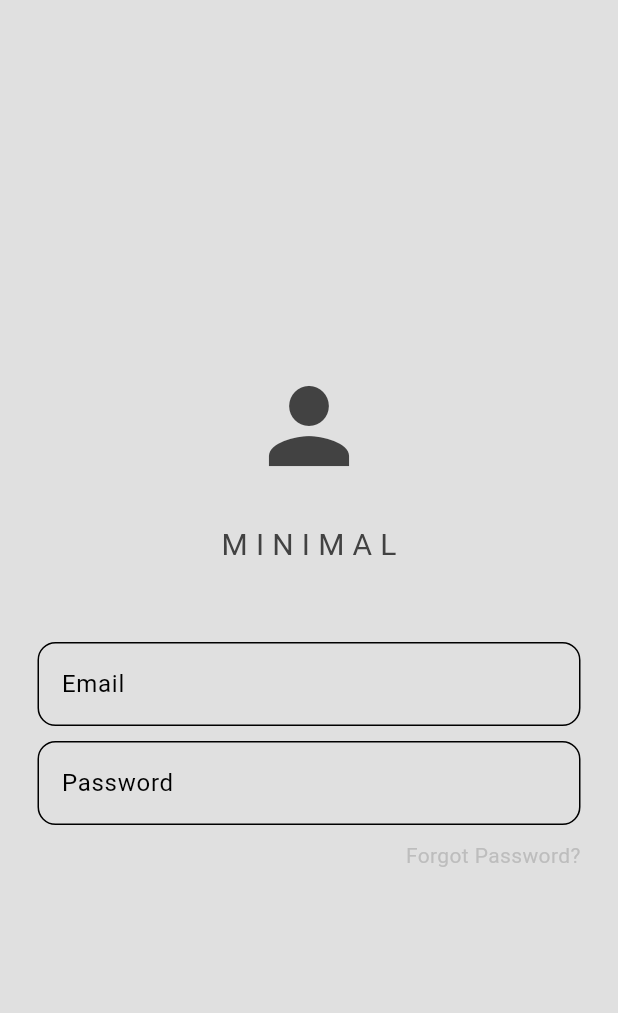
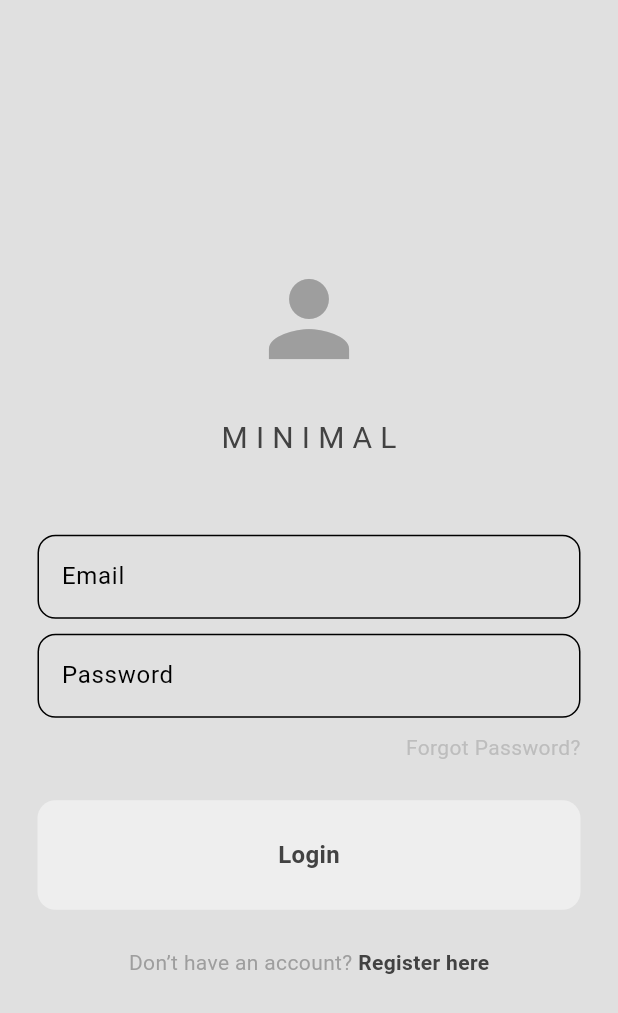
Before and after one commit to PavelContraMundum/minsoc, a Flutter app: the screen it shows after launch, on a phone screen of 412 x 824 dp. Shown: the top 1013 px of the screen. Run offline on Flutter 3.47's test engine with Material 3 defaults, Android fonts, the phone set to English and light mode, and no system bars.

Commit message:
tlačítko Registrovat

```diff
--- /dev/null
+++ b/lib/components/my_button.dart
@@ -0,0 +1,35 @@
+import 'package:flutter/cupertino.dart';
+import 'package:flutter/material.dart';
+
+class MyButton extends StatelessWidget {
+  String text;
+  final void Function()? onTap;
+
+   MyButton({
+    super.key,
+    required this.text,
+    required this.onTap,
+  });
+
+  @override
+  Widget build(BuildContext context) {
+    return GestureDetector(
+      onTap: onTap,
+      child: Container(
+        decoration: BoxDecoration(
+          color: Theme.of(context).colorScheme.primary,
+          borderRadius: BorderRadius.circular(12),
+        ),
+        padding: const EdgeInsets.all(25),
+        child: Center(
+          child: Text(
+            text,
+            style: const TextStyle(fontWeight:FontWeight.bold,
+            fontSize: 16,),
+          )
+        )
+      ),
+
+    );
+  }
+}
--- a/lib/pages/login_page.dart
+++ b/lib/pages/login_page.dart
@@ -1,4 +1,5 @@
 import 'package:flutter/material.dart';
+import 'package:minsoc/components/my_button.dart';
 import 'package:minsoc/components/my_textfield.dart';
 
 class LoginPage extends StatelessWidget {
@@ -7,6 +8,10 @@ class LoginPage extends StatelessWidget {
   TextEditingController passwordController = TextEditingController();
 
   LoginPage({super.key});
+
+  //login method
+
+  void login() {}
 
   @override
   Widget build(BuildContext context) {
@@ -61,10 +66,30 @@ class LoginPage extends StatelessWidget {
                       TextStyle(color: Theme.of(context).colorScheme.secondary),
                 ),
               ],
-            )
+            ),
+            const SizedBox(height: 25),
             // sign in button
+              MyButton(
+                text: "Login", onTap: login),
 
             //dont have an account? Register here
+            const SizedBox(height: 25),
+            Row(
+              mainAxisAlignment: MainAxisAlignment.center,
+              children: [
+                Text("Don’t have an account?", style: TextStyle(
+                  color: Theme.of(context).colorScheme.inversePrimary
+                )),
+                GestureDetector(
+                    onTap: () {},
+                    child: Text(
+                      " Register here",
+                      style: TextStyle(
+                          fontWeight: FontWeight.bold,
+                      ), )),
+              ],
+            )
+
           ]),
         ),
       ),
--- a/lib/theme/dark_mode.dart
+++ b/lib/theme/dark_mode.dart
@@ -6,7 +6,7 @@ ThemeData darkMode = ThemeData(
       surface: Colors.grey.shade900,
       primary: Colors.grey.shade800,
       secondary: Colors.grey.shade700,
-      inversePrimary: Colors.grey.shade300,
+      inversePrimary: Colors.grey.shade500,
     ),
     textTheme: ThemeData.dark().textTheme.apply(
           bodyColor: Colors.grey[300],
--- a/lib/theme/light_mode.dart
+++ b/lib/theme/light_mode.dart
@@ -6,7 +6,7 @@ ThemeData lightMode = ThemeData(
       surface: Colors.grey.shade300,
       primary: Colors.grey.shade200,
       secondary: Colors.grey.shade400,
-      inversePrimary: Colors.grey.shade800,
+      inversePrimary: Colors.grey.shade500,
     ),
     textTheme: ThemeData.light().textTheme.apply(
           bodyColor: Colors.grey[800],
```
